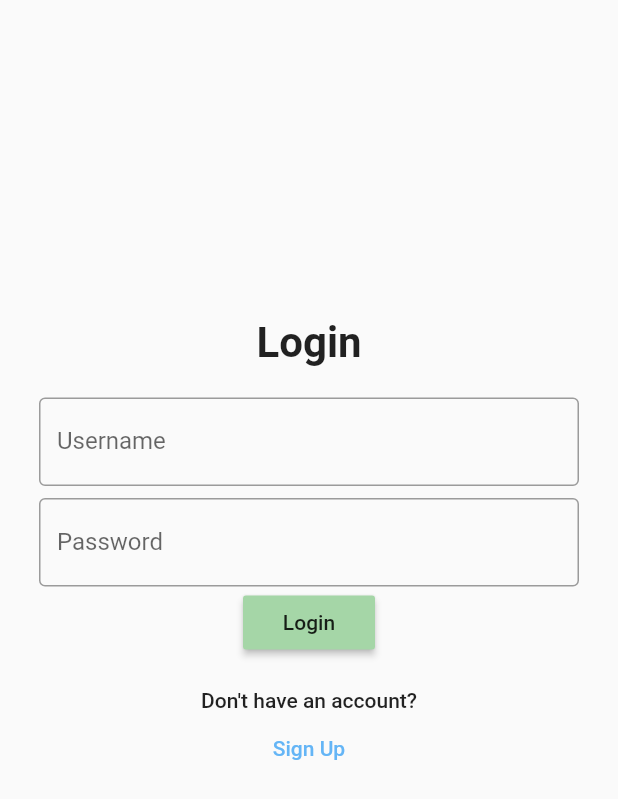
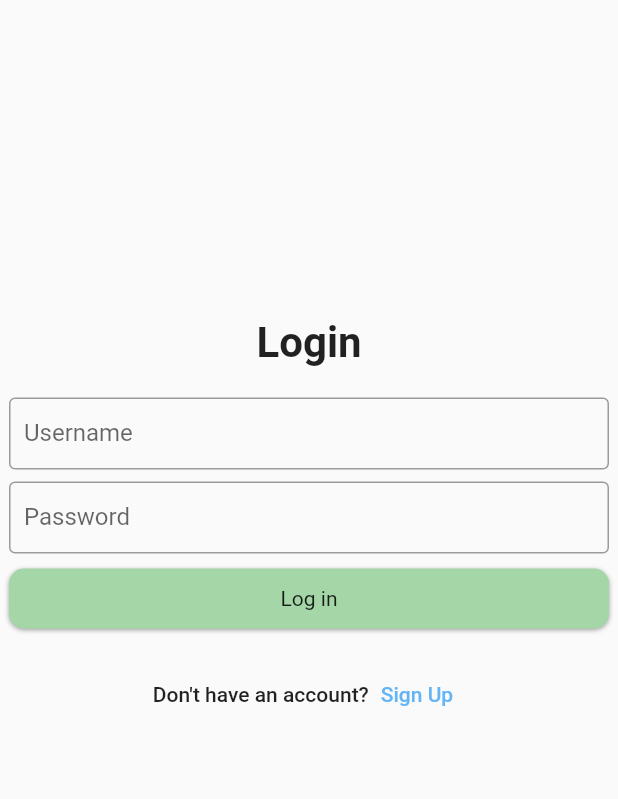
Before and after one commit to sajanshrestha/flutter_user_interfaces, a Flutter app: the screen it shows after launch, on a phone screen of 412 x 824 dp. Shown: the top 799 px of the screen. Run offline on Flutter 3.47's test engine with Material 2 defaults, Android fonts, the phone set to English and light mode, and no system bars.

Commit message:
sliding_login_page update

```diff
--- a/lib/widgets/sliding_login_page.dart
+++ b/lib/widgets/sliding_login_page.dart
@@ -3,8 +3,8 @@ import 'package:flutter/material.dart';
 class SlidingLoginPage extends StatelessWidget {
   @override
   Widget build(BuildContext context) {
-    Size size = MediaQuery.of(context).size;
-    Size loginFormSize = Size(360, 400);
+    final Size size = MediaQuery.of(context).size;
+    final Size loginFormSize = Size(400, 400);
 
     double _initialHorizontalPosition = -size.width / 2;
     double _centeredHorizontalPosition =
@@ -19,7 +19,7 @@ class SlidingLoginPage extends StatelessWidget {
           end: _centeredHorizontalPosition,
         ),
         curve: Curves.easeOut,
-        duration: Duration(milliseconds: 300),
+        duration: Duration(milliseconds: _animationDurationInMilliseconds),
         builder: (context, value, child) {
           return Stack(
             children: [
@@ -36,6 +36,8 @@ class SlidingLoginPage extends StatelessWidget {
       ),
     );
   }
+
+  final int _animationDurationInMilliseconds = 300;
 }
 
 class LoginForm extends StatelessWidget {
@@ -47,24 +49,50 @@ class LoginForm extends StatelessWidget {
         SizedBox(height: 20),
         TextField(
           decoration: InputDecoration(
-              border: OutlineInputBorder(), labelText: 'Username'),
+            contentPadding: EdgeInsets.symmetric(horizontal: 10, vertical: 2),
+            border: OutlineInputBorder(),
+            labelText: 'Username',
+          ),
         ),
         SizedBox(height: 8),
         TextField(
           decoration: InputDecoration(
+            contentPadding: EdgeInsets.symmetric(horizontal: 10, vertical: 2),
             border: OutlineInputBorder(),
             labelText: 'Password',
           ),
           obscureText: true,
         ),
-        RaisedButton(
-          onPressed: () {},
+        GestureDetector(
+          onTap: () {
+            print('logging in');
+          },
+          child: Container(
+            //padding: EdgeInsets.symmetric(horizontal: 20, vertical: 10),
+            alignment: Alignment.center,
+            width: 400,
+            height: 40,
+            margin: EdgeInsets.only(top: 10),
+            decoration: BoxDecoration(
               color: Colors.green[200],
-          child: Text('Login'),
+              borderRadius: BorderRadius.circular(10),
+              boxShadow: [
+                BoxShadow(
+                  color: Colors.grey,
+                  offset: Offset(0.0, 1.0), //(x,y)
+                  blurRadius: 2.0,
+                ),
+              ],
+            ),
+            child: Text('Log in'),
+          ),
         ),
         SizedBox(
           height: 20,
         ),
+        Row(
+          mainAxisAlignment: MainAxisAlignment.center,
+          children: [
             Text(
               "Don't have an account?",
               style: TextStyle(fontWeight: FontWeight.w500),
@@ -77,6 +105,8 @@ class LoginForm extends StatelessWidget {
               ),
             )
           ],
+        ),
+      ],
     );
   }
 
```
Lines whose indentation alone changed are shown as unchanged.
